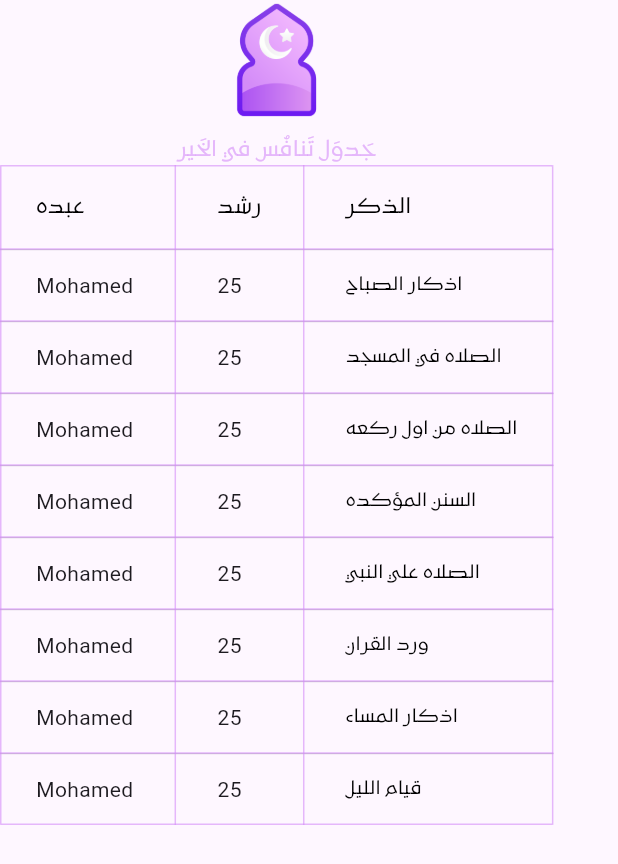
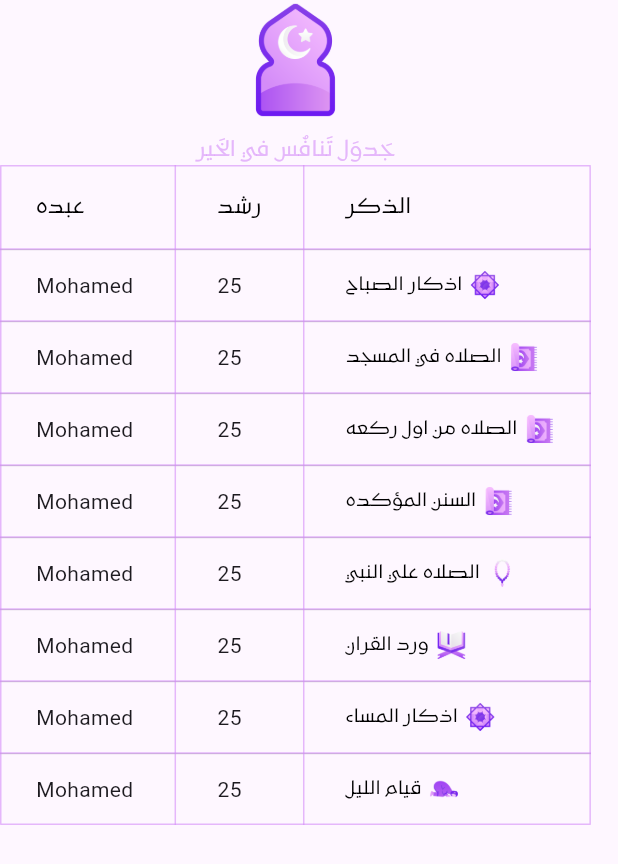
Before and after one commit to MohamedAbdelmaboud/to_allah, a Flutter app: the HomeView screen opened by its route, on a phone screen of 412 x 824 dp. Shown: the top 864 px of the screen. Run offline on Flutter 3.47's test engine with Material 3 defaults, Android fonts, the phone set to English and light mode, and no system bars; our stand-ins replace animated_text_kit, gap, go_router, gradient_borders.

Commit message:
chore: Add ZakrItem widget for displaying azkar items

```diff
--- a/lib/core/utils/app_images.dart
+++ b/lib/core/utils/app_images.dart
@@ -1,10 +1,26 @@
 class Assets {
   Assets._();
+
+  /// Assets for assetsImagesAzkar
+  /// assets/images/azkar.png
+  static const String assetsImagesAzkar = "assets/images/azkar.png";
+
+  /// Assets for assetsImagesBeads
+  /// assets/images/beads.png
+  static const String assetsImagesBeads = "assets/images/beads.png";
 
   /// Assets for assetsImagesLogo
   /// assets/images/logo.png
   static const String assetsImagesLogo = "assets/images/logo.png";
 
+  /// Assets for assetsImagesNight
+  /// assets/images/night.png
+  static const String assetsImagesNight = "assets/images/night.png";
+
+  /// Assets for assetsImagesPrayer
+  /// assets/images/prayer.png
+  static const String assetsImagesPrayer = "assets/images/prayer.png";
+
   /// Assets for assetsImagesTableLogoImage
   /// assets/images/table_logo_image.png
   static const String assetsImagesTableLogoImage = "assets/images/table_logo_image.png";
--- /dev/null
+++ b/lib/features/home/data/models/azkar_model.dart
@@ -0,0 +1,9 @@
+class AzkarModel {
+  final String title;
+  final String imagePath;
+
+  AzkarModel({
+    required this.title,
+    required this.imagePath,
+  });
+}
--- a/lib/features/home/ui/view/home_view.dart
+++ b/lib/features/home/ui/view/home_view.dart
@@ -1,9 +1,12 @@
 import 'package:flutter/material.dart';
+import 'package:to_allah/core/utils/app_images.dart';
 import 'package:to_allah/core/utils/app_styles.dart';
+import 'package:to_allah/features/home/data/models/azkar_model.dart';
 
 import '../../../../core/utils/app_colors.dart';
 import '../../data/models/user_model.dart';
 import 'widgets/table_logo.dart';
+import 'widgets/zakr_item.dart';
 
 class HomeView extends StatelessWidget {
   const HomeView({super.key});
@@ -14,16 +17,40 @@ class HomeView extends StatelessWidget {
     ];
   }
 
-  List<String> get azkar {
+  List<AzkarModel> get azkarList {
     return [
-      'اذكار الصباح',
-      'الصلاه في المسجد',
-      'الصلاه من اول ركعه',
-      'السنن المؤكده',
-      'الصلاه علي النبي',
-      'ورد القران',
-      'اذكار المساء',
-      'قيام الليل',
+      AzkarModel(
+        title: 'اذكار الصباح',
+        imagePath: Assets.assetsImagesAzkar,
+      ),
+      AzkarModel(
+        title: 'الصلاه في المسجد',
+        imagePath: Assets.assetsImagesPrayer,
+      ),
+      AzkarModel(
+        title: 'الصلاه من اول ركعه',
+        imagePath: Assets.assetsImagesPrayer,
+      ),
+      AzkarModel(
+        title: 'السنن المؤكده',
+        imagePath: Assets.assetsImagesPrayer,
+      ),
+      AzkarModel(
+        title: 'الصلاه علي النبي',
+        imagePath: Assets.assetsImagesBeads,
+      ),
+      AzkarModel(
+        title: 'ورد القران',
+        imagePath: Assets.assetsImagesLogo,
+      ),
+      AzkarModel(
+        title: 'اذكار المساء',
+        imagePath: Assets.assetsImagesAzkar,
+      ),
+      AzkarModel(
+        title: 'قيام الليل',
+        imagePath: Assets.assetsImagesNight,
+      ),
     ];
   }
 
@@ -34,7 +61,7 @@ class HomeView extends StatelessWidget {
         children: [
           const TableLogo(),
           DataTable(
-          dividerThickness: 0.8,
+            dividerThickness: 0.8,
             border: TableBorder.all(
               color: AppColors.secondaryColor.withOpacity(0.6),
             ),
@@ -44,7 +71,7 @@ class HomeView extends StatelessWidget {
               ),
               buildDataColumn('الذكر'),
             ],
-            rows: azkar
+            rows: azkarList
                 .map(
                   (zakr) => buildZakrRow(zakr),
                 )
@@ -55,24 +82,27 @@ class HomeView extends StatelessWidget {
     );
   }
 
-  DataRow buildZakrRow(String zakrTitle) {
+  DataRow buildZakrRow(AzkarModel azkarModel) {
     return DataRow(cells: [
       const DataCell(Text('Mohamed')),
       const DataCell(Text('25')),
-      buildZakrTitle(zakrTitle),
+      buildZakrItem(azkarModel),
     ]);
   }
 
-  DataCell buildZakrTitle(String zakrTitle) => DataCell(Text(
-        zakrTitle,
-        style: AppStyles.kufamStyle12,
-      ));
+  DataCell buildZakrItem(AzkarModel azkarModel) => DataCell(
+        ZakrItem(
+          azkarModel: azkarModel,
+        ),
+      );
 
   DataColumn buildDataColumn(String name) {
     return DataColumn(
       label: Text(
         name,
+        textDirection: TextDirection.rtl,
         style: AppStyles.kufamStyle14,
+        textAlign: TextAlign.center,
       ),
     );
   }
--- /dev/null
+++ b/lib/features/home/ui/view/widgets/zakr_item.dart
@@ -0,0 +1,30 @@
+import 'package:flutter/material.dart';
+import 'package:gap/gap.dart';
+import 'package:to_allah/core/utils/app_styles.dart';
+import 'package:to_allah/features/home/data/models/azkar_model.dart';
+
+class ZakrItem extends StatelessWidget {
+  const ZakrItem({
+    super.key,
+    required this.azkarModel,
+  });
+  final AzkarModel azkarModel;
+  @override
+  Widget build(BuildContext context) {
+    return Row(
+      children: [
+        Text(
+          azkarModel.title,
+          style: AppStyles.kufamStyle12,
+          textDirection: TextDirection.rtl,
+          textAlign: TextAlign.center,
+        ),
+        const Gap(5),
+        Image.asset(
+          azkarModel.imagePath,
+          height: 20,
+        ),
+      ],
+    );
+  }
+}
```
Also changed, not shown: assets/images/azkar.png (added), assets/images/beads.png (added), assets/images/night.png (added), assets/images/prayer.png (added).
